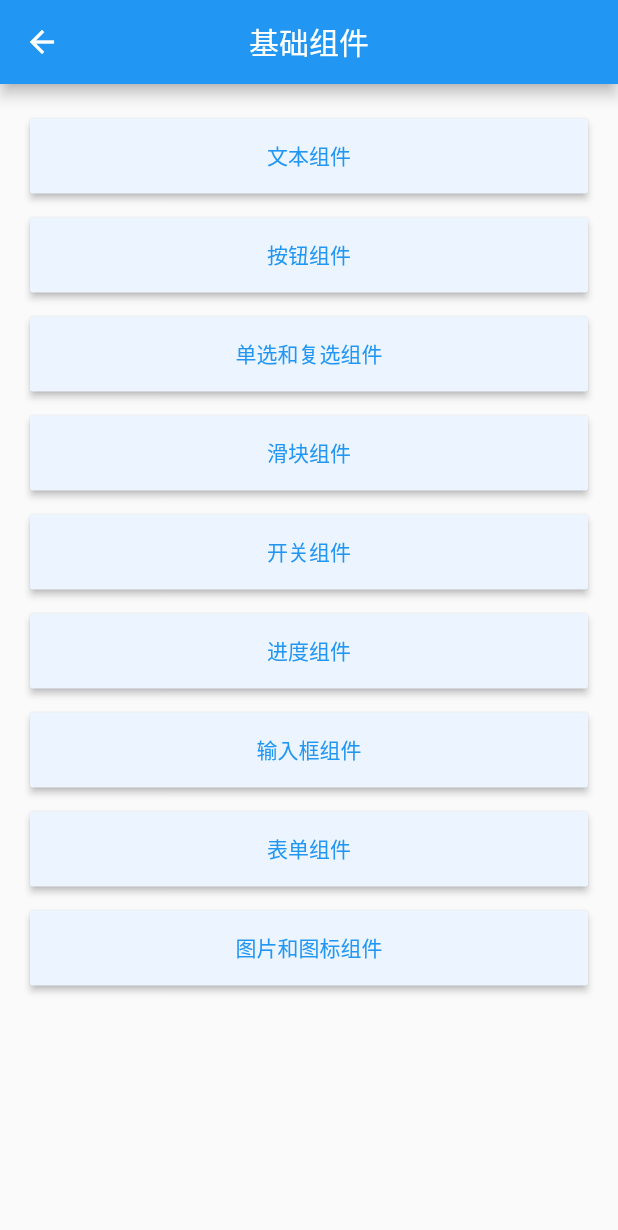
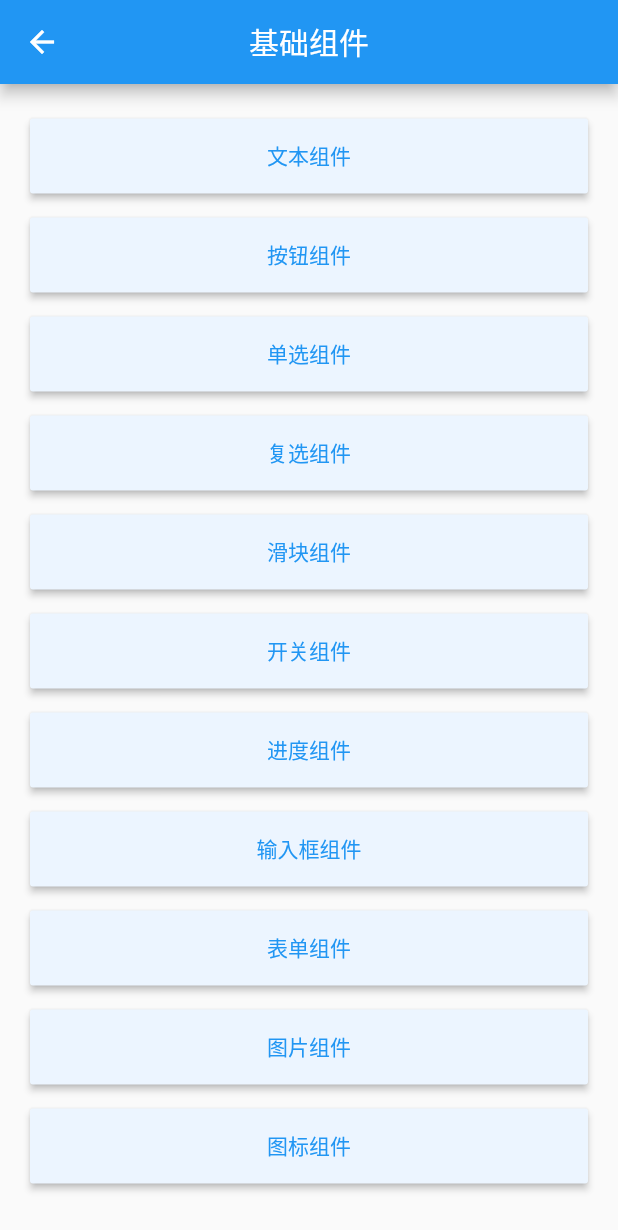
Before and after one commit to jwchan1996/Doinb, a Flutter app: the BasicIndexPage screen opened by its route, on a phone screen of 412 x 824 dp. Shown: the top 1230 px of the screen. Run offline on Flutter 3.47's test engine with Material 2 defaults, Android fonts, the phone set to English and light mode, and no system bars; our stand-ins replace dio, flutter_markdown, flutter_spinkit; missing offline and left inert: flutter_flexible_toast, flutter_webrtc, markdown_widget.

Commit message:
feat: 引入新的markdown包

```diff
--- a/lib/pages/basic/index.dart
+++ b/lib/pages/basic/index.dart
@@ -17,15 +17,17 @@ class _BasicIndexPageState extends State<BasicIndexPage> {
         child: Column(
           mainAxisAlignment: MainAxisAlignment.start,
           children: <Widget>[
-            MyListItem(title: '文本组件', route: '/basic/index'),
+            MyListItem(title: '文本组件', route: '/basic/Text/index'),
             MyListItem(title: '按钮组件', route: '/basic/index'),
-            MyListItem(title: '单选和复选组件', route: '/basic/index'),
+            MyListItem(title: '单选组件', route: '/basic/index'),
+            MyListItem(title: '复选组件', route: '/basic/index'),
             MyListItem(title: '滑块组件', route: '/basic/index'),
             MyListItem(title: '开关组件', route: '/basic/index'),
             MyListItem(title: '进度组件', route: '/basic/index'),
             MyListItem(title: '输入框组件', route: '/basic/index'),
             MyListItem(title: '表单组件', route: '/basic/index'),
-            MyListItem(title: '图片和图标组件', route: '/basic/index'),
+            MyListItem(title: '图片组件', route: '/basic/index'),
+            MyListItem(title: '图标组件', route: '/basic/index'),
           ],
         ),
       )),
--- a/lib/router/router.dart
+++ b/lib/router/router.dart
@@ -10,6 +10,7 @@ import 'package:doinb/pages/get_user_media.dart';
 import 'package:doinb/pages/page_effect.dart';
 
 import 'package:doinb/pages/basic/index.dart';
+import 'package:doinb/pages/basic/Text/index.dart';
 
 Route<dynamic> generateRoute(RouteSettings settings) {
   switch (settings.name) {
@@ -44,6 +45,9 @@ Route<dynamic> generateRoute(RouteSettings settings) {
     case '/basic/index':
       return MaterialPageRoute(
           builder: (context) => BasicIndexPage());
+    case '/basic/Text/index':
+      return MaterialPageRoute(
+          builder: (context) => BasicTextIndexPage());
 
     default:
       return MaterialPageRoute(builder: (context) => App());
--- a/pubspec.yaml
+++ b/pubspec.yaml
@@ -26,6 +26,8 @@ dependencies:
   flutter_flexible_toast: any
   # 支持markdown
   flutter_markdown: ^0.4.4
+  # 支持markdown
+  markdown_widget: ^1.2.3
   # 加载loading
   flutter_spinkit: ^4.1.2
   # 音视频通话
```
Also changed, not shown: lib/pages/basic/Text/index.dart (added, +29 -0 lines), lib/widgets/flutter_md_widget_not_used.dart (renamed from lib/widgets/md_widget.dart), pubspec.lock, 1 other file.
